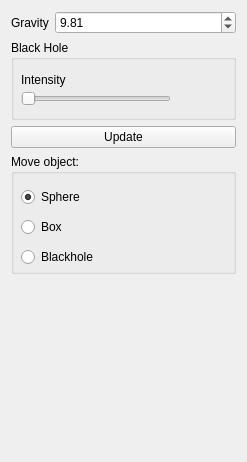
The window that forms/widgetcloth.ui (locoxsoco/computer-animation-simulation) describes before a commit, drawn with Qt 5.
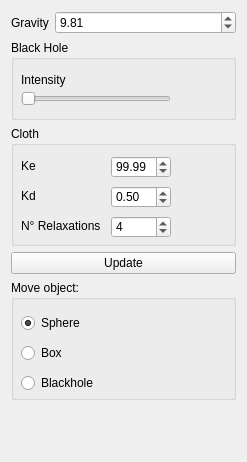
The same window after the commit.

Patch:
```diff
--- a/forms/widgetcloth.ui
+++ b/forms/widgetcloth.ui
@@ -79,14 +79,14 @@
      </widget>
     </widget>
    </item>
-   <item row="2" column="0" colspan="2">
+   <item row="3" column="0" colspan="2">
     <widget class="QPushButton" name="btnUpdate">
      <property name="text">
       <string>Update</string>
      </property>
     </widget>
    </item>
-   <item row="3" column="0" colspan="2">
+   <item row="4" column="0" colspan="2">
     <widget class="QGroupBox" name="groupBox_2">
      <property name="minimumSize">
       <size>
@@ -141,6 +141,106 @@
      </widget>
     </widget>
    </item>
+   <item row="2" column="0" colspan="2">
+    <widget class="QGroupBox" name="groupBox_3">
+     <property name="minimumSize">
+      <size>
+       <width>0</width>
+       <height>120</height>
+      </size>
+     </property>
+     <property name="baseSize">
+      <size>
+       <width>0</width>
+       <height>100</height>
+      </size>
+     </property>
+     <property name="title">
+      <string>Cloth</string>
+     </property>
+     <widget class="QLabel" name="label_3">
+      <property name="geometry">
+       <rect>
+        <x>10</x>
+        <y>30</y>
+        <width>63</width>
+        <height>20</height>
+       </rect>
+      </property>
+      <property name="text">
+       <string>Ke</string>
+      </property>
+     </widget>
+     <widget class="QLabel" name="label_4">
+      <property name="geometry">
+       <rect>
+        <x>10</x>
+        <y>60</y>
+        <width>63</width>
+        <height>20</height>
+       </rect>
+      </property>
+      <property name="text">
+       <string>Kd</string>
+      </property>
+     </widget>
+     <widget class="QLabel" name="label_5">
+      <property name="geometry">
+       <rect>
+        <x>10</x>
+        <y>90</y>
+        <width>91</width>
+        <height>20</height>
+       </rect>
+      </property>
+      <property name="text">
+       <string>N° Relaxations</string>
+      </property>
+     </widget>
+     <widget class="QDoubleSpinBox" name="spinBox_ke">
+      <property name="geometry">
+       <rect>
+        <x>100</x>
+        <y>30</y>
+        <width>60</width>
+        <height>22</height>
+       </rect>
+      </property>
+      <property name="maximum">
+       <double>1000.000000000000000</double>
+      </property>
+      <property name="value">
+       <double>99.989999999999995</double>
+      </property>
+     </widget>
+     <widget class="QDoubleSpinBox" name="spinBox_kd">
+      <property name="geometry">
+       <rect>
+        <x>100</x>
+        <y>60</y>
+        <width>60</width>
+        <height>22</height>
+       </rect>
+      </property>
+      <property name="value">
+       <double>0.500000000000000</double>
+      </property>
+     </widget>
+     <widget class="QSpinBox" name="spinBox_relaxation_steps">
+      <property name="geometry">
+       <rect>
+        <x>100</x>
+        <y>90</y>
+        <width>60</width>
+        <height>22</height>
+       </rect>
+      </property>
+      <property name="value">
+       <number>4</number>
+      </property>
+     </widget>
+    </widget>
+   </item>
   </layout>
  </widget>
  <resources/>
```
